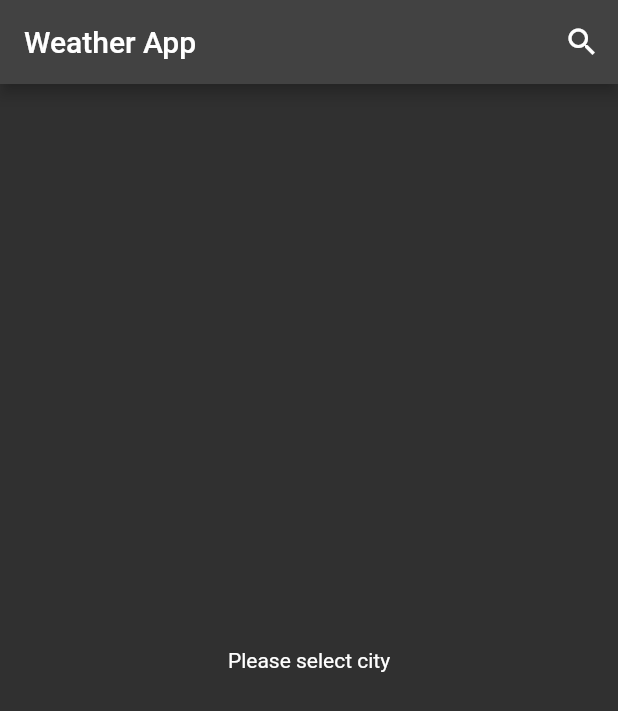
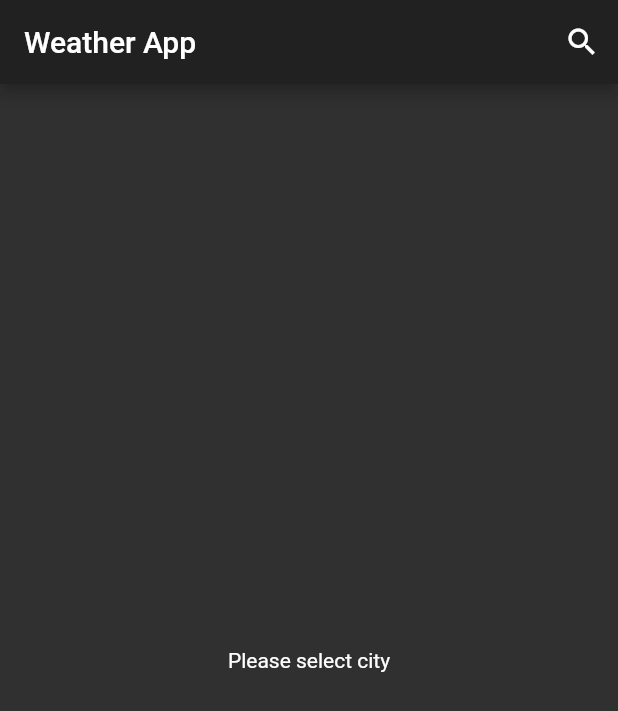
Before and after one commit to hamitseyrek/flutter_provider_weather_app, a Flutter app: the screen it shows after launch, on a phone screen of 412 x 824 dp. Shown: the top 711 px of the screen. Run offline on Flutter 3.47's test engine with Material 2 defaults, Android fonts, the light colour scheme and no system bars; our stand-ins replace bloc, equatable, flutter_bloc, get_it.

Commit message:
weather app build with flutter_bloc is done

```diff
--- a/lib/blocs/thema/bloc/thema_event.dart
+++ b/lib/blocs/thema/bloc/thema_event.dart
@@ -2,9 +2,8 @@ part of 'thema_bloc.dart';
 
 abstract class ThemaEvent extends Equatable {
   const ThemaEvent([List props = const []]);
-
   @override
-  List<Object> get props => [];
+  List<Object?> get props => throw UnimplementedError();
 }
 
 class ChangeThema extends ThemaEvent {
--- a/lib/blocs/thema/bloc/thema_state.dart
+++ b/lib/blocs/thema/bloc/thema_state.dart
@@ -1,18 +1,13 @@
 part of 'thema_bloc.dart';
 
 abstract class ThemaState extends Equatable {
-  const ThemaState([List props = const []]);
-
-  @override
-  List<Object> get props => [];
+  ThemaState();
 }
-
-class ThemaInitial extends ThemaState {}
 
 class ThemaAppState extends ThemaState {
   final ThemeData themeData;
   final MaterialColor materialColor;
-
-  ThemaAppState({required this.themeData, required this.materialColor})
-      : super([themeData, materialColor]);
+  ThemaAppState({required this.themeData, required this.materialColor});
+  @override
+  List<Object> get props => [themeData, materialColor];
 }
--- a/lib/main.dart
+++ b/lib/main.dart
@@ -19,11 +19,10 @@ class MyApp extends StatelessWidget {
   // This widget is the root of your application.
   @override
   Widget build(BuildContext context) {
-    final _themaBloc = BlocProvider.of<ThemaBloc>(context);
-
-    return BlocBuilder(
-      bloc: _themaBloc,
-      builder: (context, state) {
+    return BlocBuilder<ThemaBloc, ThemaState>(
+      bloc: BlocProvider.of<ThemaBloc>(context),
+      builder: (context, ThemaState state) {
+        print((state as ThemaAppState).themeData.primaryColor);
         return MaterialApp(
           debugShowCheckedModeBanner: false,
           title: 'Weather App',
--- a/lib/widget/weather_app.dart
+++ b/lib/widget/weather_app.dart
@@ -4,6 +4,7 @@ import 'package:flutter/material.dart';
 import 'package:flutter_bloc/flutter_bloc.dart';
 import 'package:flutter_bloc_weather_app/blocs/thema/bloc/thema_bloc.dart';
 import 'package:flutter_bloc_weather_app/blocs/weather/bloc/weather_bloc.dart';
+import 'package:flutter_bloc_weather_app/widget/background_color.dart';
 import 'package:flutter_bloc_weather_app/widget/last_update.dart';
 import 'package:flutter_bloc_weather_app/widget/location.dart';
 import 'package:flutter_bloc_weather_app/widget/max_min_heat.dart';
@@ -23,6 +24,7 @@ class WeatherApp extends StatelessWidget {
     return Scaffold(
       appBar: AppBar(
         title: const Text('Weather App'),
+        backgroundColor: Theme.of(context).primaryColor,
         actions: [
           IconButton(
             onPressed: () async {
@@ -49,9 +51,15 @@ class WeatherApp extends StatelessWidget {
               BlocProvider.of<ThemaBloc>(context).add(ChangeThema(
                   weatherStateAbbr:
                       responseWeather.consolidatedWeather[0].weatherStateAbbr));
+              _selectedCity = responseWeather.title;
               _refreshCompleter.complete();
               _refreshCompleter = Completer<void>();
-              return RefreshIndicator(
+              return BlocBuilder(
+                bloc: BlocProvider.of<ThemaBloc>(context),
+                builder: (context, state) {
+                  return BackgroundColorWidget(
+                    color: (state as ThemaAppState).materialColor,
+                    child: RefreshIndicator(
                       onRefresh: () {
                         _weatherBloc
                             .add(RefreshWeatherEvent(cityName: _selectedCity));
@@ -62,7 +70,8 @@ class WeatherApp extends StatelessWidget {
                           Padding(
                             padding: const EdgeInsets.all(8.0),
                             child: Center(
-                          child: LocationWidget(selectedCity: _selectedCity)),
+                                child: LocationWidget(
+                                    selectedCity: responseWeather.title)),
                           ),
                           const Padding(
                             padding: EdgeInsets.all(8.0),
@@ -78,6 +87,9 @@ class WeatherApp extends StatelessWidget {
                           ),
                         ],
                       ),
+                    ),
+                  );
+                },
               );
             } else {
               return Text('Error');
```
Also changed, not shown: lib/blocs/thema/bloc/thema_bloc.dart (+14 -5 lines), lib/widget/background_color.dart (added, +23 -0 lines). Lines whose indentation alone changed are shown as unchanged.
